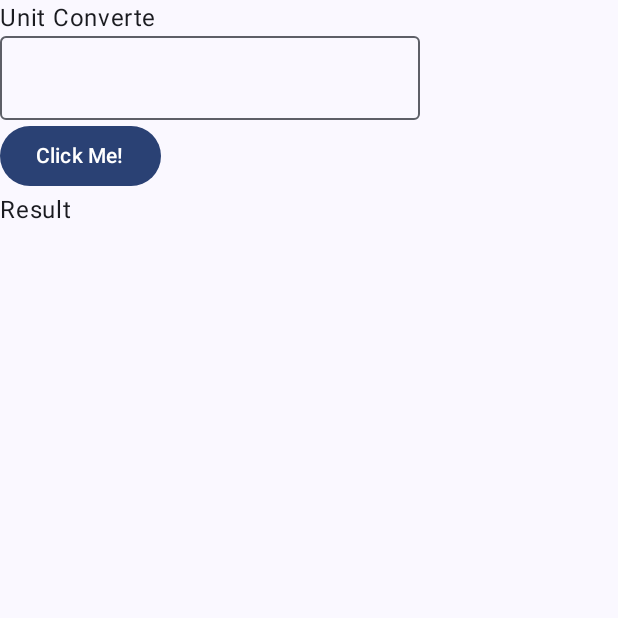
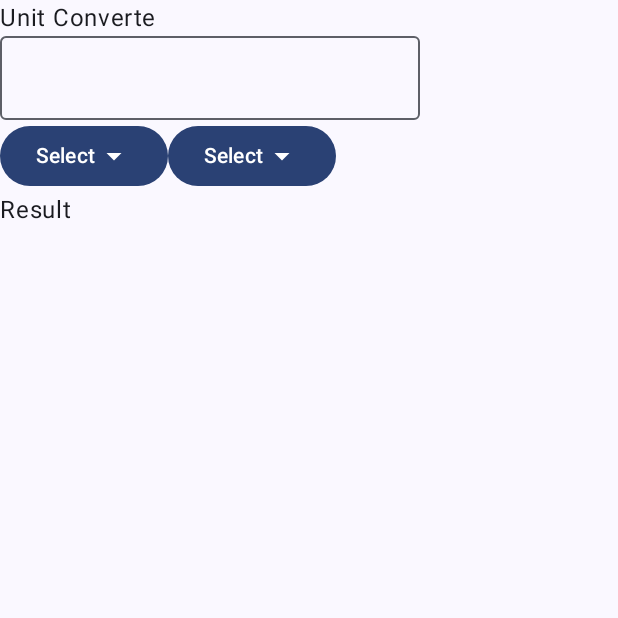
Before and after one commit to AndrySanjuu/UnitConverter, an Android app built with Jetpack Compose: the screen it shows after launch (MainActivity), on a phone screen of 412 x 824 dp, the top half of it. Run offline under Robolectric (Android 15) with nearby library versions, the phone set to English and light mode, and no system bars.

Commit message:
Add Box and Button

```diff
--- a/app/src/main/java/com/example/unitconverter/MainActivity.kt
+++ b/app/src/main/java/com/example/unitconverter/MainActivity.kt
@@ -1,20 +1,22 @@
 package com.example.unitconverter
 
 import android.os.Bundle
-import android.widget.Toast
 import androidx.activity.ComponentActivity
 import androidx.activity.compose.setContent
+import androidx.compose.foundation.layout.Box
 import androidx.compose.foundation.layout.Column
 import androidx.compose.foundation.layout.Row
 import androidx.compose.foundation.layout.fillMaxSize
+import androidx.compose.material.icons.Icons
+import androidx.compose.material.icons.filled.ArrowDropDown
 import androidx.compose.material3.Button
+import androidx.compose.material3.Icon
 import androidx.compose.material3.MaterialTheme
 import androidx.compose.material3.OutlinedTextField
 import androidx.compose.material3.Surface
 import androidx.compose.material3.Text
 import androidx.compose.runtime.Composable
 import androidx.compose.ui.Modifier
-import androidx.compose.ui.platform.LocalContext
 import androidx.compose.ui.tooling.preview.Preview
 import com.example.unitconverter.ui.theme.UnitConverterTheme
 
@@ -41,10 +43,17 @@ fun UnitConverter(){
         Text(text = "Unit Converte")
         OutlinedTextField(value = "", onValueChange = {})
         Row {
-            val context = LocalContext.current
-            Button(onClick = { Toast.makeText(context, "thanks for clicking!", Toast.LENGTH_LONG).show() })
-            {
-                Text(text = "Click Me!")
+            Box {
+                Button(onClick = { /*TODO*/ }) {
+                    Text(text = "Select")
+                    Icon(Icons.Default.ArrowDropDown , contentDescription = "Arrow Down" )
+                }
+            }
+            Box {
+                Button(onClick = { /*TODO*/ }) {
+                    Text(text = "Select")
+                    Icon(Icons.Default.ArrowDropDown , contentDescription = "Arrow Down" )
+                }
             }
         }
         Text(text = "Result")
```
